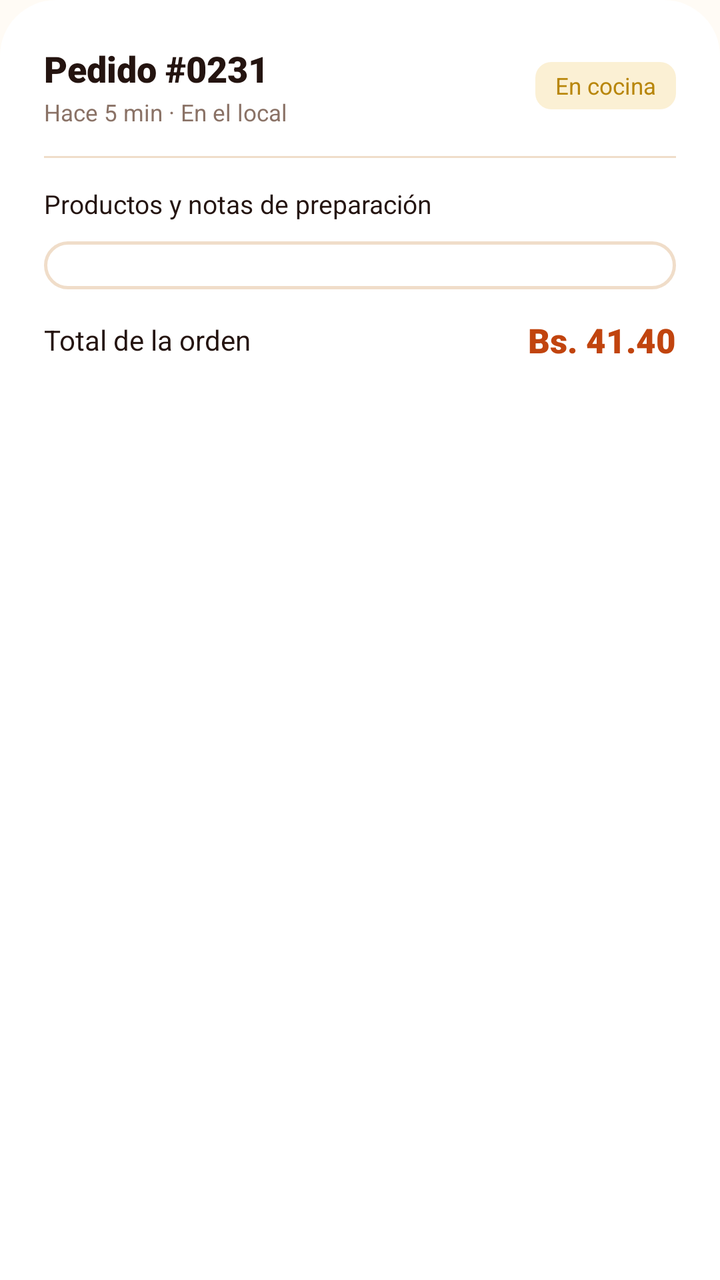
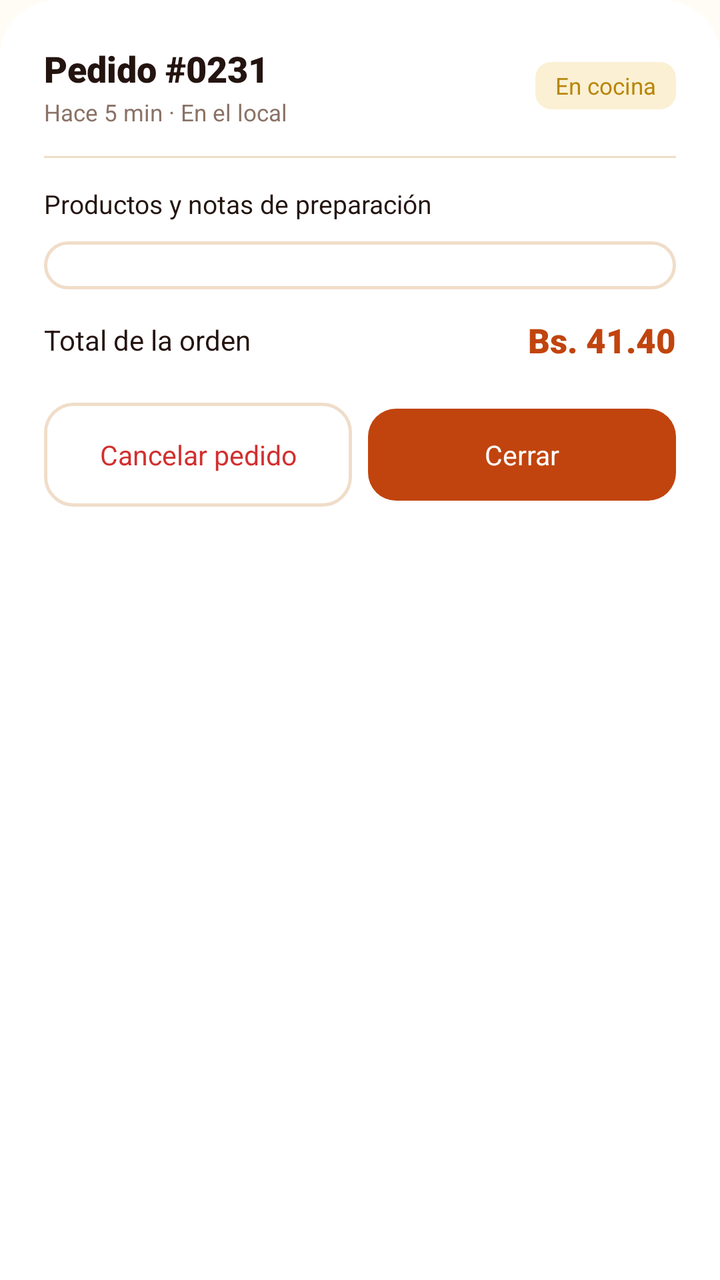

An Android layout rendered at two revisions. The XML below is the earlier revision; the diff shows what the commit changed to produce the second picture.
<!-- AndroidManifest.xml: application theme Theme.Pollogithub -->
<!-- res/layout/dialog_detalle_pedido.xml -->
<?xml version="1.0" encoding="utf-8"?>
<ScrollView xmlns:android="http://schemas.android.com/apk/res/android"
    xmlns:app="http://schemas.android.com/apk/res-auto"
    style="@style/Widget.Pollo.Dialog.Container"
    android:layout_width="match_parent"
    android:layout_height="wrap_content">

    <LinearLayout
        android:layout_width="match_parent"
        android:layout_height="wrap_content"
        android:orientation="vertical">

        
        <LinearLayout
            android:layout_width="match_parent"
            android:layout_height="wrap_content"
            android:gravity="center_vertical"
            android:orientation="horizontal">

            <LinearLayout
                android:layout_width="0dp"
                android:layout_height="wrap_content"
                android:layout_weight="1"
                android:orientation="vertical">

                <TextView
                    android:id="@+id/tvDetalleOrderId"
                    android:textAppearance="@style/TextAppearance.Pollo.Title.Medium"
                    android:layout_width="wrap_content"
                    android:layout_height="wrap_content"
                    android:text="Pedido #0231" />

                <TextView
                    android:id="@+id/tvDetalleOrderMeta"
                    android:textAppearance="@style/TextAppearance.Pollo.Subtitle"
                    android:layout_width="wrap_content"
                    android:layout_height="wrap_content"
                    android:layout_marginTop="@dimen/spacing_2xs"
                    android:text="Hace 5 min · En el local" />
            </LinearLayout>

            <TextView
                android:id="@+id/tvDetalleStatusBadge"
                android:textAppearance="@style/TextAppearance.Pollo.Badge.Status"
                android:layout_width="wrap_content"
                android:layout_height="wrap_content"
                android:background="@drawable/bg_status_cocina"
                android:paddingHorizontal="10dp"
                android:paddingVertical="4dp"
                android:text="En cocina"
                android:textColor="@color/wait_600" />
        </LinearLayout>

        <View
            style="@style/Widget.Pollo.Divider"
            android:layout_marginVertical="14dp" />

        
        <TextView
            android:layout_width="wrap_content"
            android:layout_height="wrap_content"
            android:fontFamily="sans-serif-bold"
            android:text="Productos y notas de preparación"
            android:textColor="@color/char_900"
            android:textSize="13sp" />

        
        <LinearLayout
            android:id="@+id/layoutItemsContainer"
            android:layout_width="match_parent"
            android:layout_height="wrap_content"
            android:layout_marginTop="10dp"
            android:background="@drawable/bg_order_card"
            android:orientation="vertical"
            android:padding="12dp">
            
        </LinearLayout>

        
        <LinearLayout
            android:layout_width="match_parent"
            android:layout_height="wrap_content"
            android:layout_marginTop="14dp"
            android:gravity="center_vertical"
            android:orientation="horizontal">

            <TextView
                android:layout_width="0dp"
                android:layout_height="wrap_content"
                android:layout_weight="1"
                android:fontFamily="sans-serif-bold"
                android:text="Total de la orden"
                android:textColor="@color/char_900"
                android:textSize="14sp" />

            <TextView
                android:id="@+id/tvDetalleTotal"
                android:layout_width="wrap_content"
                android:layout_height="wrap_content"
                android:fontFamily="sans-serif-black"
                android:text="Bs. 41.40"
                android:textColor="@color/ember_600"
                android:textSize="17sp" />
        </LinearLayout>

        
        <LinearLayout
            android:layout_width="match_parent"
            android:layout_height="wrap_content"
            android:layout_marginTop="20dp"
            android:orientation="horizontal">

            <androidx.appcompat.widget.AppCompatButton
                android:id="@+id/btnCancelarPedidoDialog"
                style="@style/Widget.Pollo.Button.Danger"
                android:layout_width="0dp"
                android:layout_marginEnd="8dp"
                android:layout_weight="1"
                android:text="Cancelar pedido" />

            <androidx.appcompat.widget.AppCompatButton
                android:id="@+id/btnCerrarDetalleDialog"
                style="@style/Widget.Pollo.Button.Primary.Medium"
                android:layout_width="0dp"
                android:layout_weight="1"
                android:text="Cerrar" />
        </LinearLayout>

    </LinearLayout>
</ScrollView>
<!-- resources referenced by this layout -->
<resources>
  <color name="char_900">#241410</color>
  <color name="ember_600">#C1440E</color>
  <color name="wait_600">#B8860B</color>
  <dimen name="spacing_2xs">2dp</dimen>
  <!-- drawable bg_status_cocina (drawable) -->
  <?xml version="1.0" encoding="utf-8"?>
  <shape xmlns:android="http://schemas.android.com/apk/res/android"
      android:shape="rectangle">
      <solid android:color="@color/wait_100" />
      <corners android:radius="8dp" />
  </shape>
  <style name="TextAppearance.Pollo.Badge.Status" parent="TextAppearance.Pollo.Badge">
          <item name="android:fontFamily">sans-serif-bold</item>
          <item name="android:textSize">11.5sp</item>
          <item name="android:textAllCaps">false</item>
      </style>
  <style name="TextAppearance.Pollo.Subtitle" parent="TextAppearance.Pollo">
          <item name="android:fontFamily">sans-serif</item>
          <item name="android:textColor">@color/char_400</item>
          <item name="android:textSize">@dimen/text_size_caption</item>
      </style>
  <style name="TextAppearance.Pollo.Title.Medium" parent="TextAppearance.Pollo.Title">
          <item name="android:fontFamily">sans-serif-black</item>
          <item name="android:textColor">@color/char_900</item>
          <item name="android:textSize">@dimen/text_size_title_medium</item>
      </style>
  <style name="Widget.Pollo.Button.Primary.Medium" parent="Widget.Pollo.Button.Primary">
          <item name="android:minHeight">@dimen/btn_height_medium</item>
          <item name="android:textSize">@dimen/text_size_btn_medium</item>
          <item name="android:paddingHorizontal">@dimen/spacing_l</item>
      </style>
  <style name="Widget.Pollo.Dialog.Container" parent="Widget.Pollo.Dialog">
          <item name="android:background">@drawable/bg_card_top_rounded</item>
          <item name="android:padding">@dimen/dialog_padding</item>
      </style>
  <style name="Widget.Pollo.Divider" parent="Widget.Pollo">
          <item name="android:layout_width">match_parent</item>
          <item name="android:layout_height">1dp</item>
          <item name="android:background">@color/line_color</item>
      </style>
  <style name="Theme.Pollogithub" parent="Base.Theme.Pollogithub" />
  <color name="white">#FFFFFFFF</color>
  <color name="line_color">#F0DDC9</color>
  <color name="wait_100">#FBF0D4</color>
  <style name="TextAppearance.Pollo.Badge" parent="TextAppearance.Pollo">
          <item name="android:fontFamily">sans-serif-black</item>
          <item name="android:textColor">@color/white</item>
          <item name="android:textSize">@dimen/text_size_badge</item>
          <item name="android:textAllCaps">true</item>
      </style>
  <style name="TextAppearance.Pollo" parent="android:TextAppearance" />
  <color name="char_400">#8A7266</color>
  <dimen name="text_size_caption">11.5sp</dimen>
  <style name="TextAppearance.Pollo.Title" parent="TextAppearance.Pollo" />
  <dimen name="text_size_title_medium">18sp</dimen>
  <style name="Widget.Pollo.Button" parent="Widget.AppCompat.Button" />
  <color name="danger_600">#D32F2F</color>
  <dimen name="text_size_btn_medium">13.5sp</dimen>
  <dimen name="btn_height_medium">46dp</dimen>
  <dimen name="spacing_l">16dp</dimen>
  <style name="Widget.Pollo.Dialog" parent="" />
  <!-- drawable bg_card_top_rounded (drawable) -->
  <?xml version="1.0" encoding="utf-8"?>
  <shape xmlns:android="http://schemas.android.com/apk/res/android"
      android:shape="rectangle">
      <solid android:color="@color/white" />
      <corners
          android:topLeftRadius="28dp"
          android:topRightRadius="28dp" />
  </shape>
  <dimen name="dialog_padding">22dp</dimen>
  <style name="Widget.Pollo" parent="" />
  <dimen name="text_size_badge">10.5sp</dimen>
  <dimen name="text_size_btn_primary">15sp</dimen>
  <dimen name="spacing_xl">20dp</dimen>
  <dimen name="btn_height_primary">52dp</dimen>
  <color name="paper_50">#FFFBF5</color>
  <color name="ember_100">#FFE4D1</color>
  <color name="ember_700">#9C2F0E</color>
  <color name="char_700">#4A352E</color>
  <!-- unchanged entries left out for length: 6 -->
</resources>

<!-- the commit's change to res/layout/dialog_detalle_pedido.xml (unified diff, before → after) -->
@@ -53,6 +53,8 @@
 
         <View
             style="@style/Widget.Pollo.Divider"
+            android:layout_width="match_parent"
+            android:layout_height="1dp"
             android:layout_marginVertical="14dp" />
 
         
@@ -114,6 +116,7 @@
                 android:id="@+id/btnCancelarPedidoDialog"
                 style="@style/Widget.Pollo.Button.Danger"
                 android:layout_width="0dp"
+                android:layout_height="@dimen/btn_height_primary"
                 android:layout_marginEnd="8dp"
                 android:layout_weight="1"
                 android:text="Cancelar pedido" />
@@ -122,6 +125,7 @@
                 android:id="@+id/btnCerrarDetalleDialog"
                 style="@style/Widget.Pollo.Button.Primary.Medium"
                 android:layout_width="0dp"
+                android:layout_height="@dimen/btn_height_medium"
                 android:layout_weight="1"
                 android:text="Cerrar" />
         </LinearLayout>
